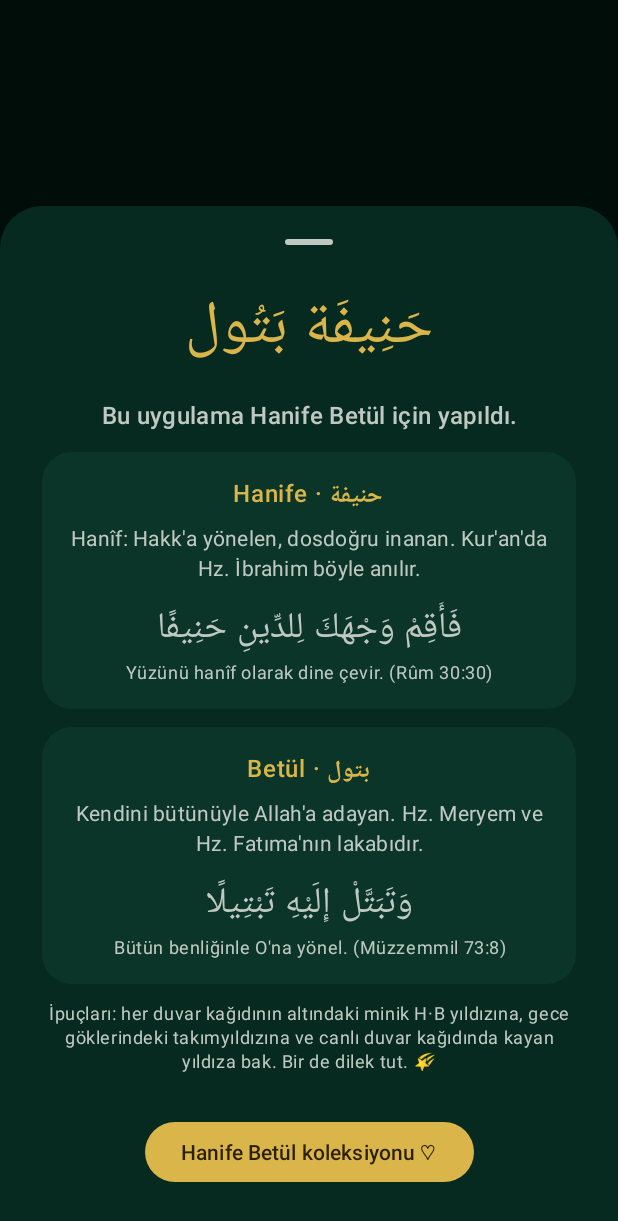
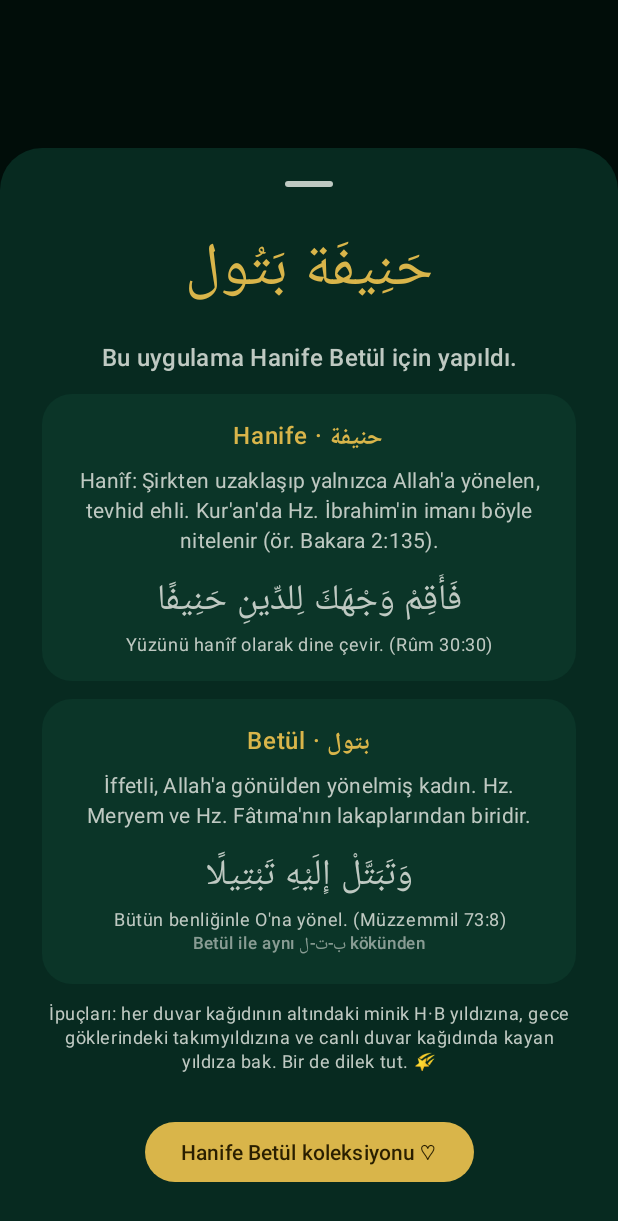
Before and after one commit to genclinux/burnthoseclaudelimits, an Android app built with Jetpack Compose: the composable DedicationSheet shown on its own in the app's theme, after a tap on an icon or button, on a phone screen of 412 x 824 dp. Shown: the top 1221 px of the screen. Run offline under Robolectric (Android 15) with nearby library versions, the phone set to English and light mode, and no system bars.

Commit message:
Refine name meanings after a theological review; v1.0.1
- Hanîf: 'Şirkten uzaklaşıp yalnızca Allah'a yönelen, tevhid ehli';
  cite Bakara 2:135 for Hz. İbrahim.
- Betül: 'İffetli, Allah'a gönülden yönelmiş kadın. Hz. Meryem ve
  Hz. Fâtıma'nın lakaplarından biridir.'
- Müzzemmil 73:8 contains tabattal, not the name Betül: the wallpaper
  and the dedication sheet now say 'Betül ile aynı ب-ت-ل kökünden'.
- Version 1.0.1 (code 2).

Co-Authored-By: Claude Opus 5.5 <noreply@anthropic.com>
Claude-Session: https://claude.ai/code/session_01Buxkk429hNf3XBPaTUpxyi

```diff
--- a/app/build.gradle.kts
+++ b/app/build.gradle.kts
@@ -14,8 +14,8 @@ android {
         // scoped-storage saving permission-free and still covers older phones.
         minSdk = 29
         targetSdk = 36
-        versionCode = 1
-        versionName = "1.0.0"
+        versionCode = 2
+        versionName = "1.0.1"
     }
 
     signingConfigs {
--- a/app/src/main/java/com/noor/wallpapers/ui/HanifeBetul.kt
+++ b/app/src/main/java/com/noor/wallpapers/ui/HanifeBetul.kt
@@ -124,15 +124,17 @@ fun DedicationSheet(onOpenCollection: () -> Unit, onDismiss: () -> Unit) {
             )
             NameMeaning(
                 "Hanife · حنيفة",
-                "Hanîf: Hakk'a yönelen, dosdoğru inanan. Kur'an'da Hz. İbrahim böyle anılır.",
+                "Hanîf: Şirkten uzaklaşıp yalnızca Allah'a yönelen, tevhid ehli. Kur'an'da Hz. İbrahim'in imanı " +
+                    "böyle nitelenir (ör. Bakara 2:135).",
                 "فَأَقِمْ وَجْهَكَ لِلدِّينِ حَنِيفًا",
                 "Yüzünü hanîf olarak dine çevir. (Rûm 30:30)",
             )
             NameMeaning(
                 "Betül · بتول",
-                "Kendini bütünüyle Allah'a adayan. Hz. Meryem ve Hz. Fatıma'nın lakabıdır.",
+                "İffetli, Allah'a gönülden yönelmiş kadın. Hz. Meryem ve Hz. Fâtıma'nın lakaplarından biridir.",
                 "وَتَبَتَّلْ إِلَيْهِ تَبْتِيلًا",
                 "Bütün benliğinle O'na yönel. (Müzzemmil 73:8)",
+                note = "Betül ile aynı ب-ت-ل kökünden",
             )
             Text(
                 "İpuçları: her duvar kağıdının altındaki minik H·B yıldızına, gece göklerindeki " +
@@ -148,7 +150,7 @@ fun DedicationSheet(onOpenCollection: () -> Unit, onDismiss: () -> Unit) {
 }
 
 @Composable
-private fun NameMeaning(title: String, meaning: String, verse: String, verseMeaning: String) {
+private fun NameMeaning(title: String, meaning: String, verse: String, verseMeaning: String, note: String? = null) {
     Column(
         horizontalAlignment = Alignment.CenterHorizontally,
         modifier = Modifier
@@ -167,5 +169,13 @@ private fun NameMeaning(title: String, meaning: String, verse: String, verseMean
             style = MaterialTheme.typography.bodySmall,
             color = MaterialTheme.colorScheme.onSurfaceVariant,
         )
+        if (note != null) {
+            Text(
+                note,
+                textAlign = TextAlign.Center,
+                style = MaterialTheme.typography.labelSmall,
+                color = MaterialTheme.colorScheme.onSurfaceVariant.copy(alpha = 0.7f),
+            )
+        }
     }
 }
```
Also changed, not shown: app/src/main/java/com/noor/wallpapers/art/CalligraphyArt.kt (+16 -4 lines).
